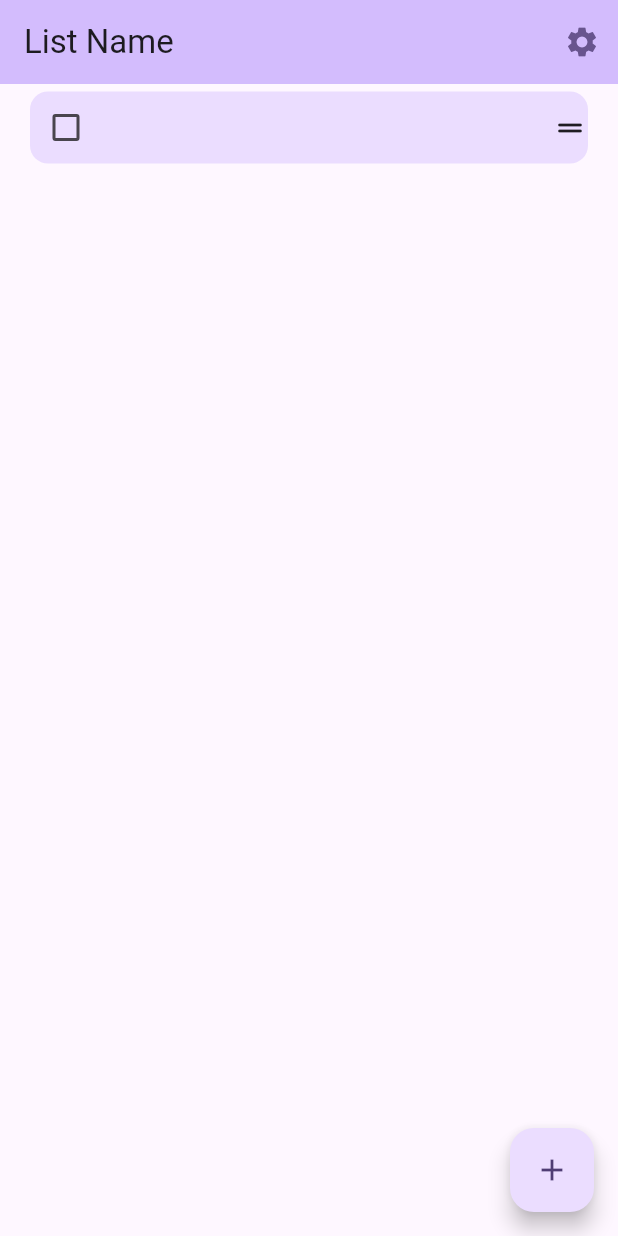
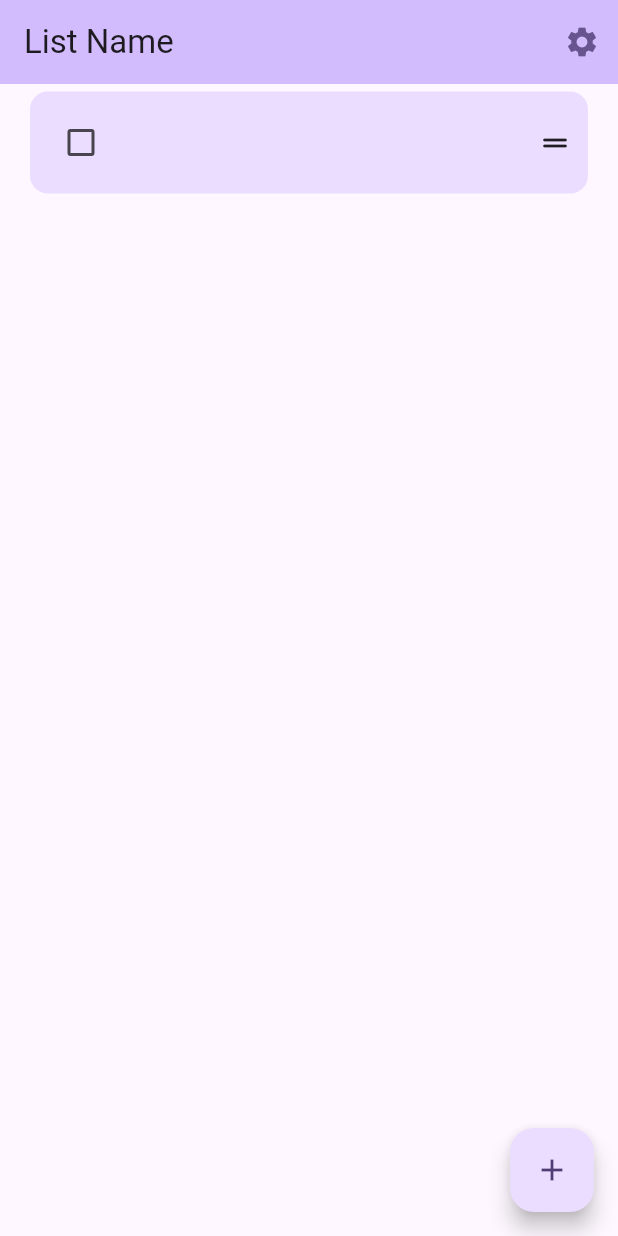
Before and after one commit to Nigel-Karunaratne/simple_todo, a Flutter app: the screen it shows after launch, after a tap on the "add" icon, on a phone screen of 412 x 824 dp. Run offline on Flutter 3.47's test engine with Material 3 defaults, Android fonts, the phone set to English and light mode, and no system bars.

Commit message:
Update appearance

```diff
--- a/lib/views/listitemcard.dart
+++ b/lib/views/listitemcard.dart
@@ -32,15 +32,16 @@ class _ListItemCardState extends State<ListItemCard> {
       //     controller: TextEditingController(text: "String!"),
       //   ),
       // ),
+      child: Padding(
+        padding: const EdgeInsets.all(10.0),
         child: Row(
           children: [
             Checkbox(
               value: Provider.of<TodoListModel>(context).items[widget.index].completed,
               onChanged: (value) => Provider.of<TodoListModel>(context, listen: false).updateChecked(widget.index, value!),
             ),
+            const Padding(padding: EdgeInsets.symmetric(horizontal: 5.0)),
             Expanded(
-            child: Padding(
-              padding: const EdgeInsets.fromLTRB(10, 0, 10, 0), //TODO - change
               child: TextField(
                 onChanged: (newtext) => Provider.of<TodoListModel>(context, listen: false).updateContents(widget.index, newtext),
                 expands: true,
@@ -51,9 +52,9 @@ class _ListItemCardState extends State<ListItemCard> {
                 controller: controller
               ),
             ),
-          ),
             const Icon(Icons.drag_handle_rounded),
           ],
+        ),
       ),
     );
   }
```
Lines whose indentation alone changed are shown as unchanged.
